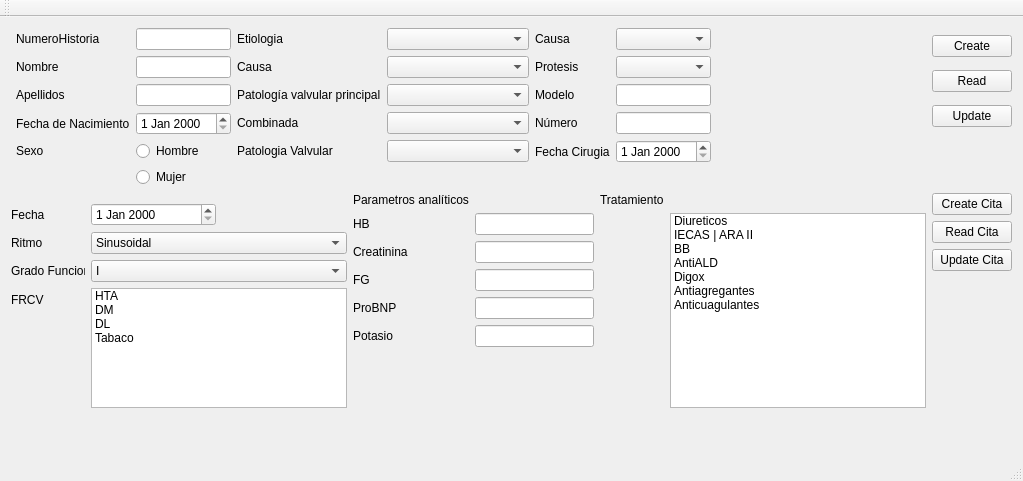
First picture: the form in mainwindow.ui, repository iyustlop/valvulares, before the edit.
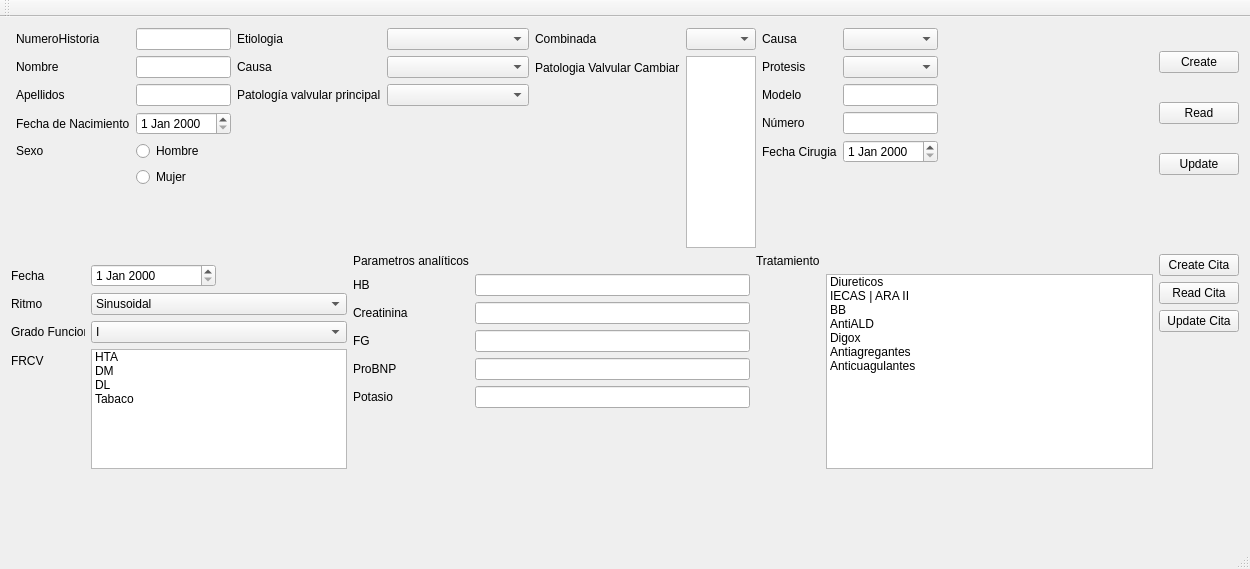
Second picture: the form after the edit.

Commit message: Introduced listWidget Secondary Valvular Patology.

```diff
--- a/mainwindow.ui
+++ b/mainwindow.ui
@@ -7,7 +7,7 @@
     <x>0</x>
     <y>0</y>
     <width>983</width>
-    <height>462</height>
+    <height>569</height>
    </rect>
   </property>
   <property name="sizePolicy">
@@ -293,14 +293,18 @@
             </item>
            </widget>
           </item>
-          <item row="3" column="0">
-           <widget class="QLabel" name="combinadaLabel">
+         </layout>
+        </item>
+        <item>
+         <layout class="QFormLayout" name="formLayout_8">
+          <item row="0" column="0">
+           <widget class="QLabel" name="combinadaLabel_2">
             <property name="text">
              <string>Combinada</string>
             </property>
            </widget>
           </item>
-          <item row="3" column="1">
+          <item row="0" column="1">
            <widget class="QComboBox" name="combinadaComboBox">
             <property name="sizePolicy">
              <sizepolicy hsizetype="Maximum" vsizetype="Fixed">
@@ -331,26 +335,29 @@
             </item>
            </widget>
           </item>
-          <item row="4" column="1">
-           <widget class="QComboBox" name="comboBoxPatologiaValvularCombinada">
-            <property name="sizePolicy">
-             <sizepolicy hsizetype="Maximum" vsizetype="Fixed">
-              <horstretch>0</horstretch>
-              <verstretch>0</verstretch>
-             </sizepolicy>
-            </property>
-            <property name="maximumSize">
-             <size>
-              <width>215</width>
-              <height>16777215</height>
-             </size>
-            </property>
-           </widget>
-          </item>
-          <item row="4" column="0">
+          <item row="1" column="0">
            <widget class="QLabel" name="patologiaValvularCombinadaLabel">
             <property name="text">
-             <string>Patologia Valvular </string>
+             <string>Patologia Valvular Cambiar</string>
+            </property>
+           </widget>
+          </item>
+          <item row="1" column="1">
+           <widget class="QListWidget" name="listWidgetPatologiaValvularCombinada">
+            <property name="sizePolicy">
+             <sizepolicy hsizetype="Maximum" vsizetype="Expanding">
+              <horstretch>0</horstretch>
+              <verstretch>0</verstretch>
+             </sizepolicy>
+            </property>
+            <property name="maximumSize">
+             <size>
+              <width>215</width>
+              <height>16777215</height>
+             </size>
+            </property>
+            <property name="selectionMode">
+             <enum>QAbstractItemView::MultiSelection</enum>
             </property>
            </widget>
           </item>
```
Left out of the diff: 6 changed lines with no effect on the pictures. The commit also changes 4 other files.
